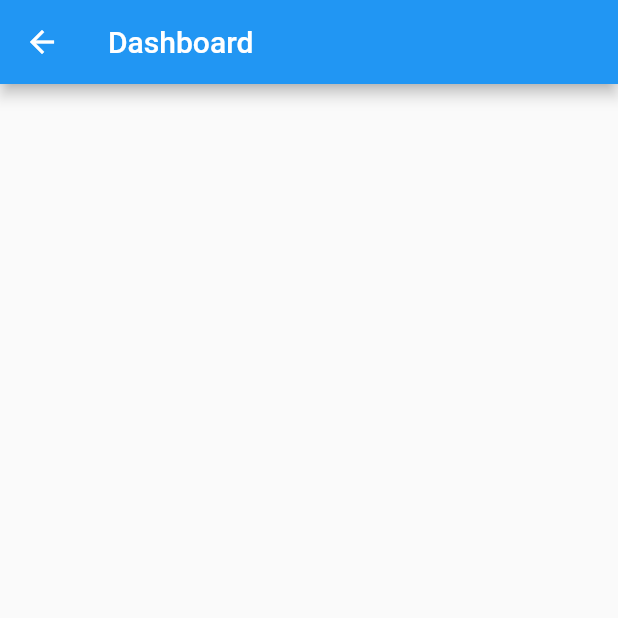
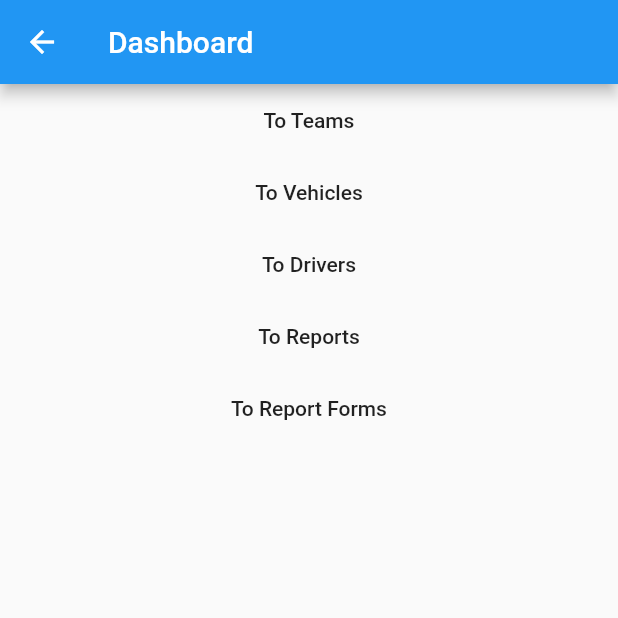
Before and after one commit to AlexeyShishlyannikov/logi_inspect, a Flutter app: the DashboardPage screen opened directly, on a phone screen of 412 x 824 dp, the top half of it. Run offline on Flutter 3.47's test engine with Material 2 defaults, Android fonts, the phone set to English and light mode, and no system bars; our stand-ins replace flutter_redux, redux, shared_preferences; accounts and stored records are empty.

Commit message:
Added initial routes

```diff
--- a/lib/pages/dashboard_pages/dashboard_page.dart
+++ b/lib/pages/dashboard_pages/dashboard_page.dart
@@ -1,24 +1,49 @@
 import 'package:flutter/material.dart';
 
 class DashboardPage extends StatelessWidget {
-  Widget _buildReportFormsDashboardTile() {
-    return Container();
+  Widget _buildTeamsDashboardTile(BuildContext context) {
+    return FlatButton(
+      child: Text('To Teams'),
+      onPressed: () {
+        Navigator.pushReplacementNamed(context, '/teams');
+      },
+    );
   }
 
-  Widget _buildReportDashboardTile() {
-    return Container();
+  Widget _buildVehiclesDashboardTile(BuildContext context) {
+    return FlatButton(
+      child: Text('To Vehicles'),
+      onPressed: () {
+        Navigator.pushReplacementNamed(context, '/vehicles');
+      },
+    );
   }
 
-  Widget _buildDriversDashboardTile() {
-    return Container();
+  Widget _buildDriversDashboardTile(BuildContext context) {
+    return FlatButton(
+      child: Text('To Drivers'),
+      onPressed: () {
+        Navigator.pushReplacementNamed(context, '/drivers');
+      },
+    );
   }
 
-  Widget _buildVehiclesDashboardTile() {
-    return Container();
+  Widget _buildReportDashboardTile(BuildContext context) {
+    return FlatButton(
+      child: Text('To Reports'),
+      onPressed: () {
+        Navigator.pushReplacementNamed(context, '/reports');
+      },
+    );
   }
 
-  Widget _buildTeamsDashboardTile() {
-    return Container();
+  Widget _buildReportFormsDashboardTile(BuildContext context) {
+    return FlatButton(
+      child: Text('To Report Forms'),
+      onPressed: () {
+        Navigator.pushReplacementNamed(context, '/report-forms');
+      },
+    );
   }
 
   @override
@@ -27,19 +52,14 @@ class DashboardPage extends StatelessWidget {
       appBar: AppBar(
         title: Text('Dashboard'),
       ),
-      body: Container(
-        padding: EdgeInsets.all(32.0),
-        child: Center(
-          child: Column(
-            children: <Widget>[
-              _buildTeamsDashboardTile(),
-              _buildVehiclesDashboardTile(),
-              _buildDriversDashboardTile(),
-              _buildReportDashboardTile(),
-              _buildReportFormsDashboardTile(),
-            ],
-          ),
-        ),
+      body: ListView(
+        children: <Widget>[
+          _buildTeamsDashboardTile(context),
+          _buildVehiclesDashboardTile(context),
+          _buildDriversDashboardTile(context),
+          _buildReportDashboardTile(context),
+          _buildReportFormsDashboardTile(context),
+        ],
       ),
     );
   }
--- a/lib/routes.dart
+++ b/lib/routes.dart
@@ -0,0 +1,34 @@
+import 'package:flutter/material.dart';
+import 'package:logisticsinspect/pages/auth_pages/auth_page.dart';
+import 'package:logisticsinspect/pages/dashboard_pages/dashboard_page.dart';
+import 'package:logisticsinspect/pages/driver_pages/drivers_page.dart';
+import 'package:logisticsinspect/pages/report_form_pages/report_forms_page.dart';
+import 'package:logisticsinspect/pages/report_pages/reports_page.dart';
+import 'package:logisticsinspect/pages/team_pages/teams_page.dart';
+import 'package:logisticsinspect/pages/vehicle_pages/vehicles_page.dart';
+
+Map<String, WidgetBuilder> appRoutes = {
+  '/': (BuildContext context) => DashboardPage(),
+  '/vehicles': (BuildContext context) => VehiclesPage(),
+  '/teams': (BuildContext context) => TeamsPage(),
+  '/report': (BuildContext context) => ReportsPage(),
+  '/report-forms': (BuildContext context) => ReportFormsPage(),
+  '/drivers': (BuildContext context) => DriversPage(),
+  '/auth': (BuildContext context) => AuthPage(),
+};
+
+Route<dynamic> appRouteGenerator(RouteSettings settings) {
+  final List<String> pathElements = settings.name.split('/');
+  if (pathElements[0] != '') {
+    return null;
+  }
+  if (pathElements[1] == 'product') {
+    // final String productId = pathElements[2];
+    // final Product product =
+    //     mainModel.allProducts.firstWhere((prod) => prod.id == productId);
+    // return MaterialPageRoute<bool>(
+    //   builder: (BuildContext context) => ProductPage(product),
+    // );
+  }
+  return null;
+}
```
Also changed, not shown: lib/main.dart (+6 -22 lines), lib/pages/vehicle_pages/vehicle_edit_page.dart (+5 -6 lines).
